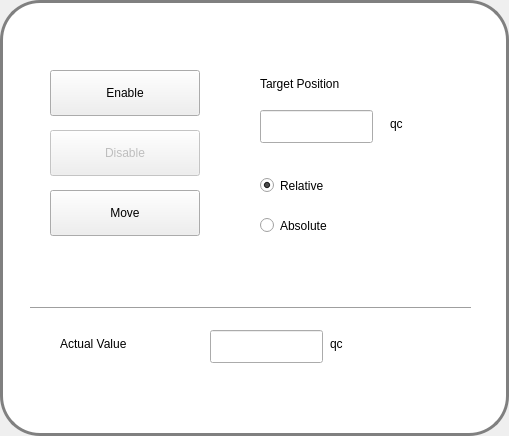
This is iriscontrol.ui in bcjiang/IRIScontrol as Qt 5 draws it before an edit. The edited form follows.
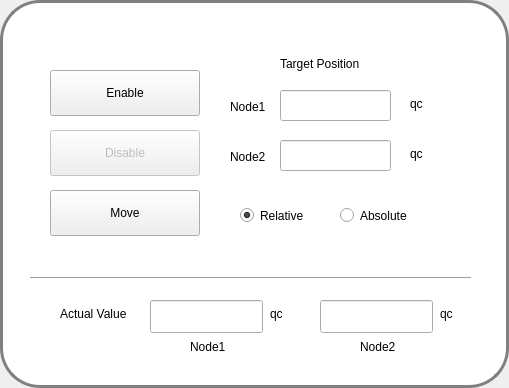
This is the edited form.

Commit message: Updated UI for multi motor control

Patch:
```diff
--- a/iriscontrol.ui
+++ b/iriscontrol.ui
@@ -7,7 +7,7 @@
     <x>0</x>
     <y>0</y>
     <width>509</width>
-    <height>436</height>
+    <height>388</height>
    </rect>
   </property>
   <property name="windowTitle">
@@ -54,8 +54,8 @@
    <widget class="QLabel" name="label">
     <property name="geometry">
      <rect>
-      <x>260</x>
-      <y>70</y>
+      <x>280</x>
+      <y>50</y>
       <width>151</width>
       <height>27</height>
      </rect>
@@ -67,18 +67,18 @@
    <widget class="QLineEdit" name="eTargetPosition">
     <property name="geometry">
      <rect>
-      <x>260</x>
-      <y>110</y>
-      <width>113</width>
-      <height>33</height>
+      <x>280</x>
+      <y>90</y>
+      <width>111</width>
+      <height>31</height>
      </rect>
     </property>
    </widget>
    <widget class="QLabel" name="label_2">
     <property name="geometry">
      <rect>
-      <x>390</x>
-      <y>110</y>
+      <x>410</x>
+      <y>90</y>
       <width>71</width>
       <height>27</height>
      </rect>
@@ -90,9 +90,9 @@
    <widget class="QRadioButton" name="rBtnRelative">
     <property name="geometry">
      <rect>
-      <x>260</x>
-      <y>170</y>
-      <width>160</width>
+      <x>240</x>
+      <y>200</y>
+      <width>81</width>
       <height>31</height>
      </rect>
     </property>
@@ -106,9 +106,9 @@
    <widget class="QRadioButton" name="rBtnAbsolute">
     <property name="geometry">
      <rect>
-      <x>260</x>
-      <y>210</y>
-      <width>160</width>
+      <x>340</x>
+      <y>200</y>
+      <width>101</width>
       <height>31</height>
      </rect>
     </property>
@@ -133,7 +133,7 @@
     <property name="geometry">
      <rect>
       <x>30</x>
-      <y>300</y>
+      <y>270</y>
       <width>441</width>
       <height>16</height>
      </rect>
@@ -146,7 +146,7 @@
     <property name="geometry">
      <rect>
       <x>60</x>
-      <y>330</y>
+      <y>300</y>
       <width>121</width>
       <height>27</height>
      </rect>
@@ -161,8 +161,8 @@
     </property>
     <property name="geometry">
      <rect>
-      <x>210</x>
-      <y>330</y>
+      <x>150</x>
+      <y>300</y>
       <width>113</width>
       <height>33</height>
      </rect>
@@ -171,9 +171,9 @@
    <widget class="QLabel" name="label_4">
     <property name="geometry">
      <rect>
-      <x>330</x>
-      <y>330</y>
-      <width>92</width>
+      <x>270</x>
+      <y>300</y>
+      <width>21</width>
       <height>27</height>
      </rect>
     </property>
@@ -181,6 +181,107 @@
      <string>qc</string>
     </property>
    </widget>
+   <widget class="QLineEdit" name="eTargetPosition2">
+    <property name="geometry">
+     <rect>
+      <x>280</x>
+      <y>140</y>
+      <width>111</width>
+      <height>31</height>
+     </rect>
+    </property>
+   </widget>
+   <widget class="QLabel" name="label_5">
+    <property name="geometry">
+     <rect>
+      <x>230</x>
+      <y>100</y>
+      <width>46</width>
+      <height>13</height>
+     </rect>
+    </property>
+    <property name="text">
+     <string>Node1</string>
+    </property>
+   </widget>
+   <widget class="QLabel" name="label_6">
+    <property name="geometry">
+     <rect>
+      <x>230</x>
+      <y>150</y>
+      <width>46</width>
+      <height>13</height>
+     </rect>
+    </property>
+    <property name="text">
+     <string>Node2</string>
+    </property>
+   </widget>
+   <widget class="QLabel" name="label_7">
+    <property name="geometry">
+     <rect>
+      <x>410</x>
+      <y>140</y>
+      <width>71</width>
+      <height>27</height>
+     </rect>
+    </property>
+    <property name="text">
+     <string>qc</string>
+    </property>
+   </widget>
+   <widget class="QLineEdit" name="eTruePosition2">
+    <property name="enabled">
+     <bool>true</bool>
+    </property>
+    <property name="geometry">
+     <rect>
+      <x>320</x>
+      <y>300</y>
+      <width>113</width>
+      <height>33</height>
+     </rect>
+    </property>
+   </widget>
+   <widget class="QLabel" name="label_8">
+    <property name="geometry">
+     <rect>
+      <x>440</x>
+      <y>300</y>
+      <width>21</width>
+      <height>27</height>
+     </rect>
+    </property>
+    <property name="text">
+     <string>qc</string>
+    </property>
+   </widget>
+   <widget class="QLabel" name="label_9">
+    <property name="geometry">
+     <rect>
+      <x>190</x>
+      <y>340</y>
+      <width>46</width>
+      <height>13</height>
+     </rect>
+    </property>
+    <property name="text">
+     <string>Node1</string>
+    </property>
+   </widget>
+   <widget class="QLabel" name="label_10">
+    <property name="geometry">
+     <rect>
+      <x>360</x>
+      <y>340</y>
+      <width>46</width>
+      <height>13</height>
+     </rect>
+    </property>
+    <property name="text">
+     <string>Node2</string>
+    </property>
+   </widget>
   </widget>
   <widget class="QMenuBar" name="menuBar">
    <property name="geometry">
```
